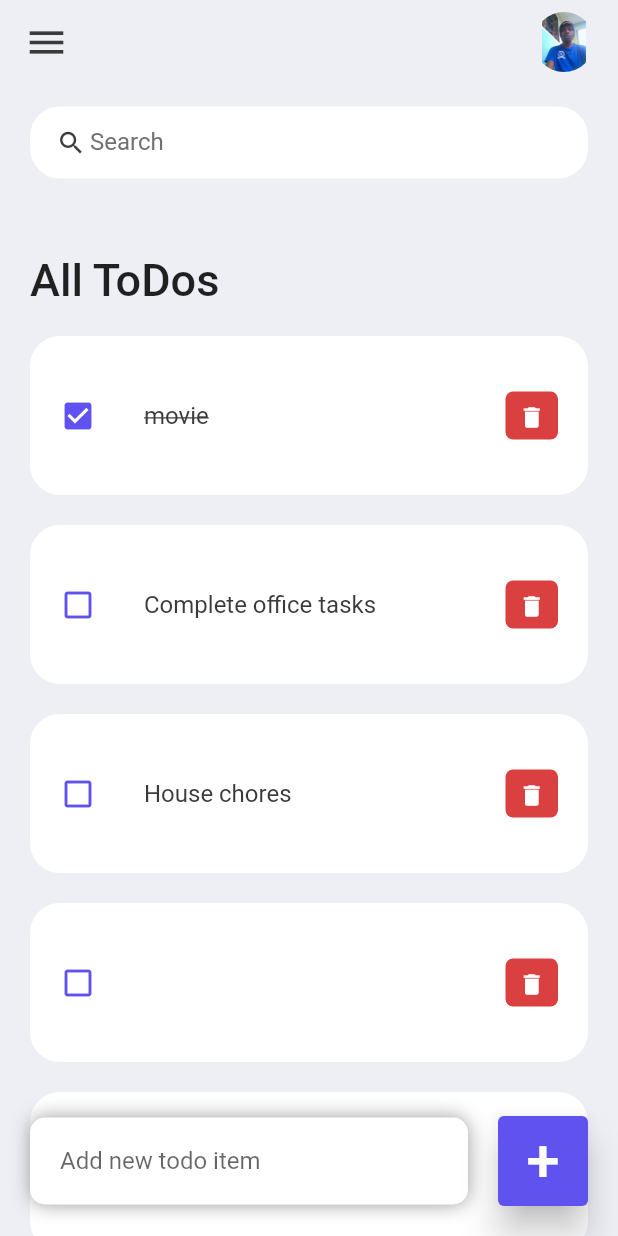
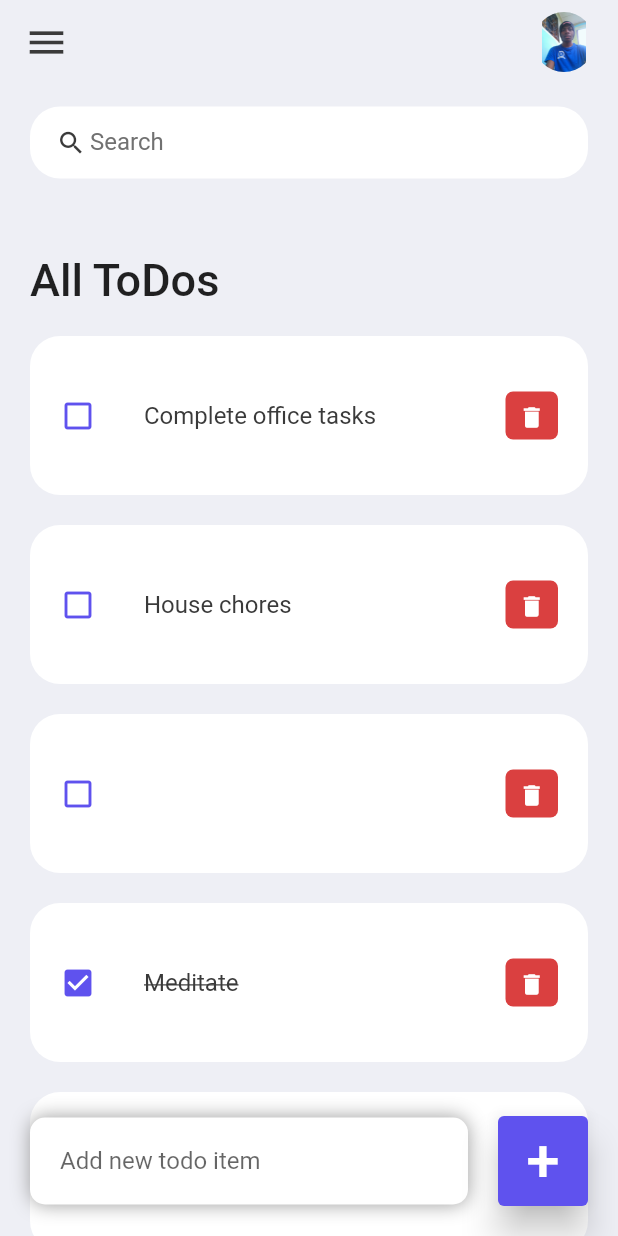
Before and after one commit to Ihimbru-K/To-do-mobile-app-flutter-, a Flutter app: the screen it shows after launch, after a tap on "movie", after a tap on the "delete" icon, on a phone screen of 412 x 824 dp. Run offline on Flutter 3.47's test engine with Material 2 defaults, Android fonts, the phone set to English and light mode, and no system bars.

```diff
--- a/lib/Widgets/todo_item.dart
+++ b/lib/Widgets/todo_item.dart
@@ -2,6 +2,9 @@ import 'package:flutter/material.dart';
 
 import '../constants/colors.dart';
 import '../model/ToDo.dart';
+
+
+
 
 class ToDoItem extends StatelessWidget {
   final ToDo todo;  // created todo variable  of type todo
@@ -9,10 +12,10 @@ class ToDoItem extends StatelessWidget {
   final onDeleteItem;
 
 
- const ToDoItem({Key? key, required this.todo, this.onToDoChanged, this.onDeleteItem}) : super(key: key);
+  ToDoItem({Key? key, required this.todo, this.onToDoChanged, this.onDeleteItem}) : super(key: key);
 
 
- // final todoList = ToDo.todoList();
+ final todoList = ToDo.todoList();
 
 
   @override
--- a/lib/screens/home.dart
+++ b/lib/screens/home.dart
@@ -152,7 +152,8 @@ class _HomeState extends State<Home> {
 
 void  _deleteToDoItem(String id){
     setState(() {
-      todoList.removeWhere((item) => item.id == id);
+     // todoList.removeWhere((item) => item.id == id);
+      _foundToDo.removeWhere((item) => item.id == id);
     });
 
 }
```
